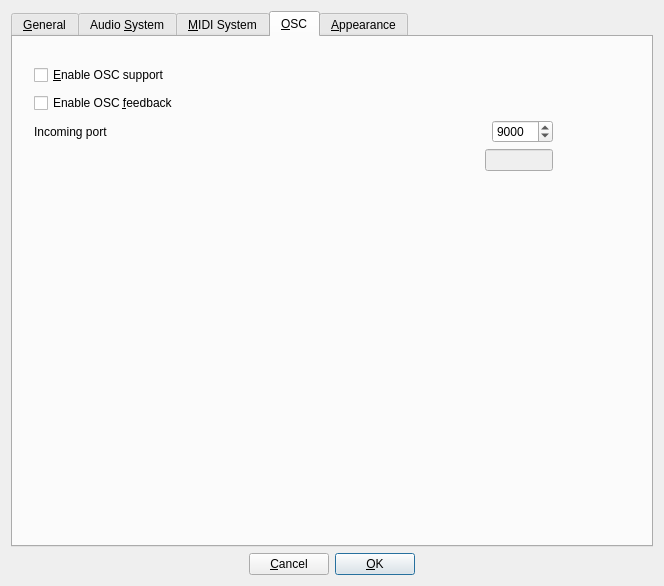
Qt form src/gui/src/PreferencesDialog_UI.ui (hydrogen-music/hydrogen) before a commit.
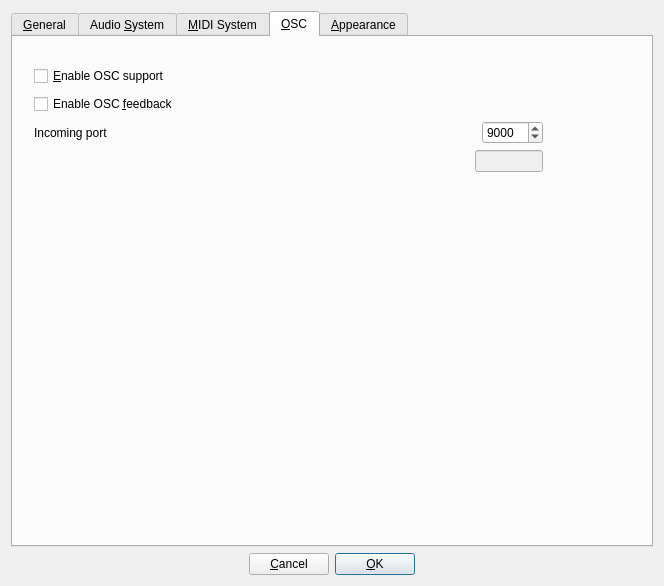
The same form after that commit. The open tabs and pages were chosen to show the change. Custom widgets are drawn as their Qt base class.

Commit message: fixing layout of PreferencesDialog > OSC

```diff
--- a/src/gui/src/PreferencesDialog_UI.ui
+++ b/src/gui/src/PreferencesDialog_UI.ui
@@ -837,9 +837,9 @@
        <property name="geometry">
         <rect>
          <x>10</x>
-         <y>10</y>
-         <width>541</width>
-         <height>141</height>
+         <y>17</y>
+         <width>531</width>
+         <height>471</height>
         </rect>
        </property>
        <layout class="QVBoxLayout" name="verticalLayout_8">
@@ -917,12 +917,20 @@
             </item>
            </layout>
           </item>
+         </layout>
+        </item>
+        <item>
+         <layout class="QVBoxLayout" name="verticalLayout_10">
           <item>
            <layout class="QHBoxLayout" name="horizontalLayout_9">
             <property name="spacing">
              <number>6</number>
             </property>
             <item>
+             <layout class="QVBoxLayout" name="verticalLayout_9">
+              <item>
+               <layout class="QGridLayout" name="gridLayout_3">
+                <item row="2" column="0">
              <widget class="QLabel" name="oscTemporaryPortLabel">
               <property name="enabled">
                <bool>true</bool>
@@ -932,7 +940,7 @@
               </property>
              </widget>
             </item>
-            <item>
+                <item row="2" column="1">
              <widget class="QLineEdit" name="oscTemporaryPort">
               <property name="enabled">
                <bool>false</bool>
@@ -954,6 +962,23 @@
            </layout>
           </item>
          </layout>
+            </item>
+           </layout>
+          </item>
+         </layout>
+        </item>
+        <item>
+         <spacer name="verticalSpacer_5">
+          <property name="orientation">
+           <enum>Qt::Vertical</enum>
+          </property>
+          <property name="sizeHint" stdset="0">
+           <size>
+            <width>20</width>
+            <height>40</height>
+           </size>
+          </property>
+         </spacer>
         </item>
        </layout>
       </widget>
```
Left out of the diff: 6 changed lines with no effect on the pictures. Lines whose indentation alone changed are shown as unchanged.
